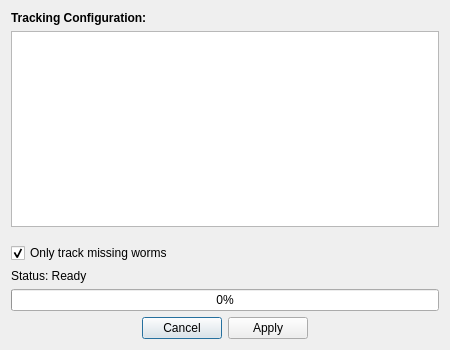
This is src/gui/trackingprogressdialog.ui in adwolfe/yawt as Qt 5 draws it before an edit. The edited form follows.
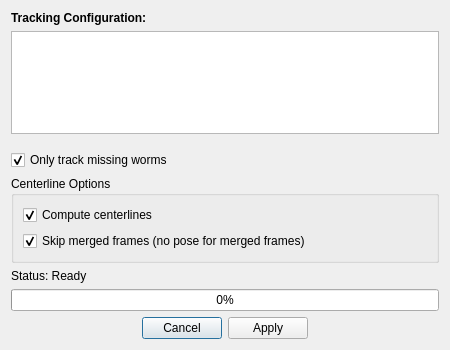
This is the edited form.

Commit message: skip merged centerlines option

Diff of the .ui file:
```diff
--- a/src/gui/trackingprogressdialog.ui
+++ b/src/gui/trackingprogressdialog.ui
@@ -62,6 +62,35 @@
      </property>
     </widget>
    </item>
+   <item>
+    <widget class="QGroupBox" name="centerlineGroupBox">
+     <property name="title">
+      <string>Centerline Options</string>
+     </property>
+     <layout class="QVBoxLayout" name="centerlineGroupBoxLayout">
+      <item>
+       <widget class="QCheckBox" name="computeCenterlineCheckBox">
+        <property name="text">
+         <string>Compute centerlines</string>
+        </property>
+        <property name="checked">
+         <bool>true</bool>
+        </property>
+       </widget>
+      </item>
+      <item>
+       <widget class="QCheckBox" name="skipMergedFramesCheckBox">
+        <property name="text">
+         <string>Skip merged frames (no pose for merged frames)</string>
+        </property>
+        <property name="checked">
+         <bool>true</bool>
+        </property>
+       </widget>
+      </item>
+     </layout>
+    </widget>
+   </item>
    <item>
     <widget class="QLabel" name="statusLabel">
      <property name="text">
```
The commit also changes 11 other files.
